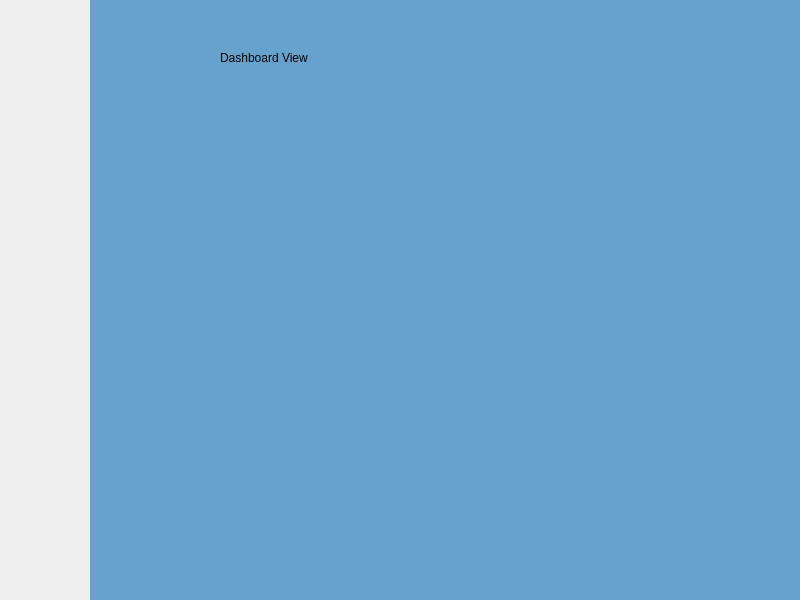
Above: src/windows/mainwindow.ui from minorleaguegrayonassociates/GrayonSlam before the change. Below: the same form after it.
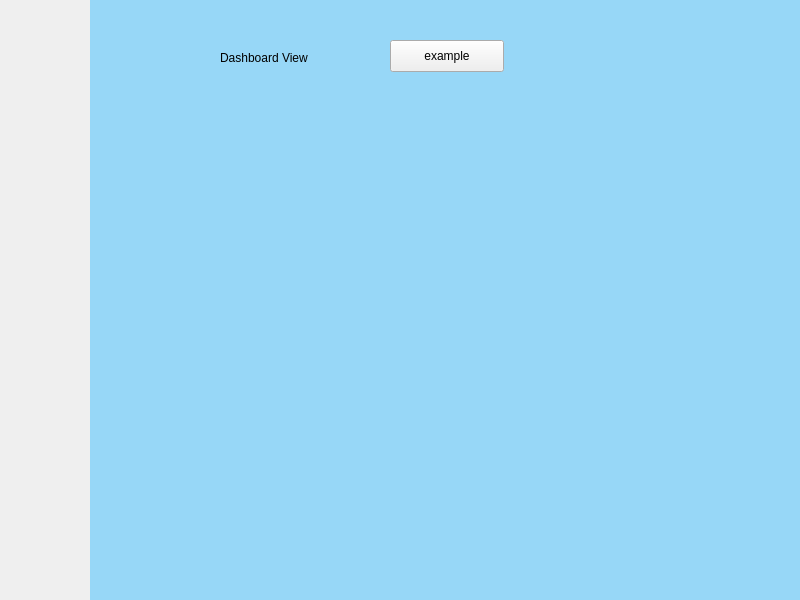
That is the form after the change. The open tabs and pages were chosen to show the change. Icons and pictures are not drawn.

Commit message: Resized map to fit within our app, and made a widget to draw stadium points and graph edges and labels on our map

```diff
--- a/src/windows/mainwindow.ui
+++ b/src/windows/mainwindow.ui
@@ -18,7 +18,7 @@
     <string notr="true">
 QWidget#dashboardView {
 background-image: url(:/res/background_icons_red.png);
-background-color: #66A2CC;
+background-color: rgb(151, 215, 247);
 }
 
 QWidget#planVacationView {
@@ -34,7 +34,17 @@
 QWidget#adminView {
 background-image: url(:/res/background_icons_orange.png);
 background-color: white;
-}</string>
+}
+
+QWidget#map_widget{
+border-image: url(:/res/map_background.png) 0 0 0 0 stretch stretch;
+}
+
+/*QWidget#plane_widget{
+background-image: url(:/res/airplane.png);
+background-repeat: none;
+}*/
+</string>
    </property>
    <widget class="QWidget" name="NavBarWidget" native="true">
     <property name="geometry">
@@ -90,6 +100,79 @@
        <string>Dashboard View</string>
       </property>
      </widget>
+     <widget class="QWidget" name="map_widget" native="true">
+      <property name="geometry">
+       <rect>
+        <x>0</x>
+        <y>101</y>
+        <width>710</width>
+        <height>399</height>
+       </rect>
+      </property>
+      <widget class="QWidget" name="plane" native="true">
+       <property name="enabled">
+        <bool>true</bool>
+       </property>
+       <property name="geometry">
+        <rect>
+         <x>0</x>
+         <y>0</y>
+         <width>50</width>
+         <height>50</height>
+        </rect>
+       </property>
+       <property name="sizePolicy">
+        <sizepolicy hsizetype="Fixed" vsizetype="Fixed">
+         <horstretch>0</horstretch>
+         <verstretch>0</verstretch>
+        </sizepolicy>
+       </property>
+       <property name="cursor">
+        <cursorShape>ArrowCursor</cursorShape>
+       </property>
+       <widget class="QWidget" name="horizontalLayoutWidget">
+        <property name="geometry">
+         <rect>
+          <x>0</x>
+          <y>0</y>
+          <width>52</width>
+          <height>51</height>
+         </rect>
+        </property>
+        <layout class="QHBoxLayout" name="horizontalLayout">
+         <item>
+          <widget class="QLabel" name="plane_widget">
+           <property name="sizePolicy">
+            <sizepolicy hsizetype="Fixed" vsizetype="Fixed">
+             <horstretch>0</horstretch>
+             <verstretch>0</verstretch>
+            </sizepolicy>
+           </property>
+           <property name="text">
+            <string/>
+           </property>
+           <property name="pixmap">
+            <pixmap resource="../../res.qrc">:/res/airplane.png</pixmap>
+           </property>
+          </widget>
+         </item>
+        </layout>
+       </widget>
+      </widget>
+     </widget>
+     <widget class="QPushButton" name="pushButton">
+      <property name="geometry">
+       <rect>
+        <x>300</x>
+        <y>40</y>
+        <width>114</width>
+        <height>32</height>
+       </rect>
+      </property>
+      <property name="text">
+       <string>example</string>
+      </property>
+     </widget>
     </widget>
     <widget class="QWidget" name="planVacationView">
      <property name="styleSheet">
```
Left out of the diff: 6 changed lines with no effect on the pictures. The commit also changes 8 other files.
